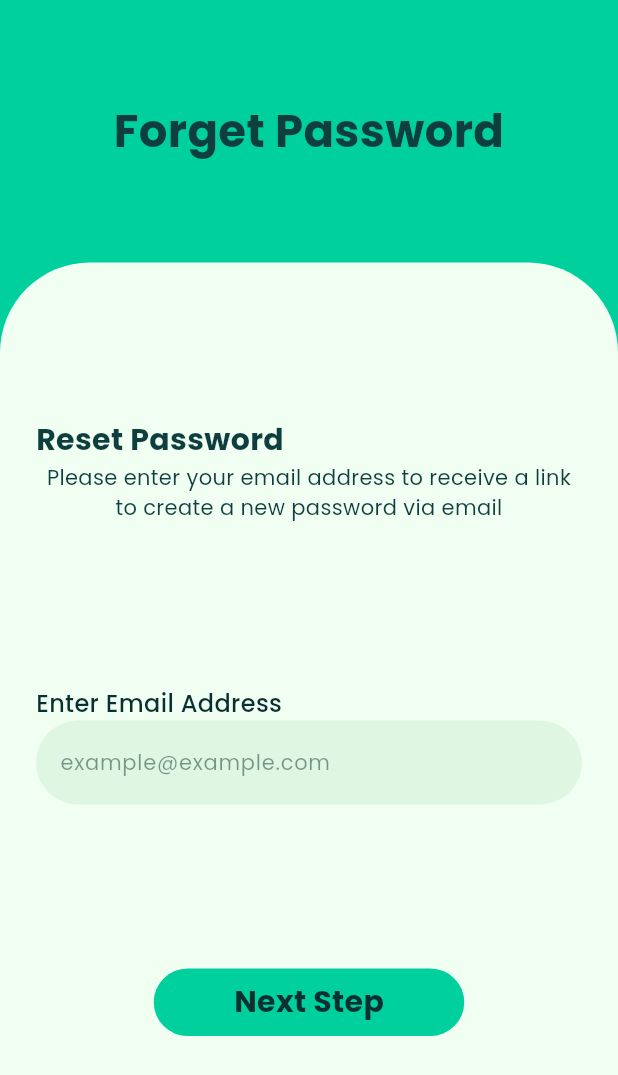
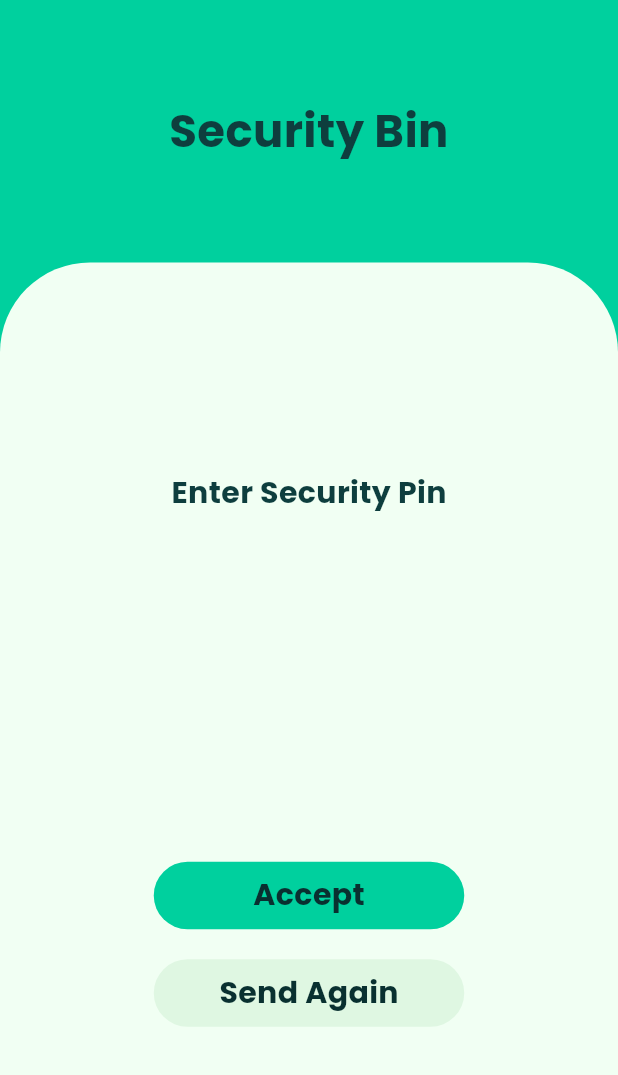
Before and after one commit to yousefmohamed35/fin_wise, a Flutter app: the ForgetPasswordView screen opened by its route, after a tap on "Next Step", on a phone screen of 412 x 824 dp. Shown: the top 1075 px of the screen. Run offline on Flutter 3.47's test engine with Material 3 defaults, Android fonts, the phone set to English and light mode, and no system bars; our stand-ins replace animate_do, animated_text_kit, flutter_svg, go_router, google_fonts, smooth_page_indicator.

Commit message:
create custom bin text field

```diff
--- a/lib/core/routes/app_routes.dart
+++ b/lib/core/routes/app_routes.dart
@@ -1,4 +1,5 @@
 import 'package:fin_wise/feature/auth/presentation/view/login_view.dart';
+import 'package:fin_wise/feature/auth/presentation/view/security_bin_view.dart';
 import 'package:go_router/go_router.dart';
 
 import '../../feature/auth/presentation/view/forget_password_view.dart';
@@ -34,6 +35,10 @@ abstract class AppRoutes {
       GoRoute(
         path: Routes.forget,
         builder: (context, state) => const ForgetPasswordView(),
+      ),
+       GoRoute(
+        path: Routes.securityBin,
+        builder: (context, state) => const SecurityBinView(),
       )
     ],
   );
--- a/lib/core/routes/routes.dart
+++ b/lib/core/routes/routes.dart
@@ -5,4 +5,5 @@ abstract class Routes {
   static const String login = '/login';
   static const String signup = '/signup';
   static const String forget = '/forget';
+  static const String securityBin = '/securityBin';
 }
--- a/lib/feature/auth/presentation/view/widgets/forget_password_view_body.dart
+++ b/lib/feature/auth/presentation/view/widgets/forget_password_view_body.dart
@@ -1,6 +1,8 @@
 import 'package:fin_wise/feature/auth/presentation/view/widgets/fit_hieght.dart';
 import 'package:flutter/widgets.dart';
+import 'package:go_router/go_router.dart';
 
+import '../../../../../core/routes/routes.dart';
 import '../../../../../core/themes/color_manager.dart';
 import '../../../../../core/themes/text_style.dart';
 import '../../../../../core/widgets/custom_button.dart';
@@ -44,7 +46,9 @@ class ForgetPasswordViewBody extends StatelessWidget {
                     Spacer(),
                     Center(
                       child: CustomButton(
-                        onTap: () {},
+                        onTap: () {
+                          GoRouter.of(context).push(Routes.securityBin);
+                        },
                         title: 'Next Step',
                         color: ColorManager.primary,
                       ),
--- a/lib/feature/auth/presentation/view/widgets/security_bin_view_body.dart
+++ b/lib/feature/auth/presentation/view/widgets/security_bin_view_body.dart
@@ -1,10 +1,53 @@
+import 'package:fin_wise/core/widgets/custom_button.dart';
+import 'package:fin_wise/core/widgets/custom_container.dart';
+import 'package:fin_wise/core/widgets/title_text.dart';
+import 'package:fin_wise/feature/auth/presentation/view/widgets/custom_bin_text_field.dart';
+import 'package:fin_wise/feature/auth/presentation/view/widgets/fit_hieght.dart';
 import 'package:flutter/material.dart';
+
+import '../../../../../core/themes/color_manager.dart';
+import '../../../../../core/themes/text_style.dart';
+import 'password_text_form_field.dart';
 
 class SecurityBinViewBody extends StatelessWidget {
   const SecurityBinViewBody({super.key});
 
   @override
   Widget build(BuildContext context) {
-    return const Placeholder();
+    return FitHieght(
+      child: Column(
+        children: [
+          SizedBox(height: 50),
+          TitleText(text: 'Security Bin'),
+          SizedBox(height: 50),
+          Expanded(
+            child: CustomContainer(
+              child: Padding(
+                padding: const EdgeInsets.all(24.0),
+                child: Column(
+                  children: [
+                    Spacer(),
+                    Text(
+                      'Enter Security Pin',
+                      style: TextStyles.title(color: ColorManager.bar),
+                    ),
+                    Spacer(),
+
+                    Spacer(),
+                    CustomButton(title: 'Accept', color: ColorManager.primary),
+                    SizedBox(height: 20),
+                    CustomButton(
+                      title: 'Send Again',
+                      color: ColorManager.lightGreen,
+                    ),
+                    Spacer(),
+                  ],
+                ),
+              ),
+            ),
+          ),
+        ],
+      ),
+    );
   }
 }
```
Also changed, not shown: lib/feature/auth/presentation/view/widgets/custom_bin_text_field.dart (added, +38 -0 lines).
